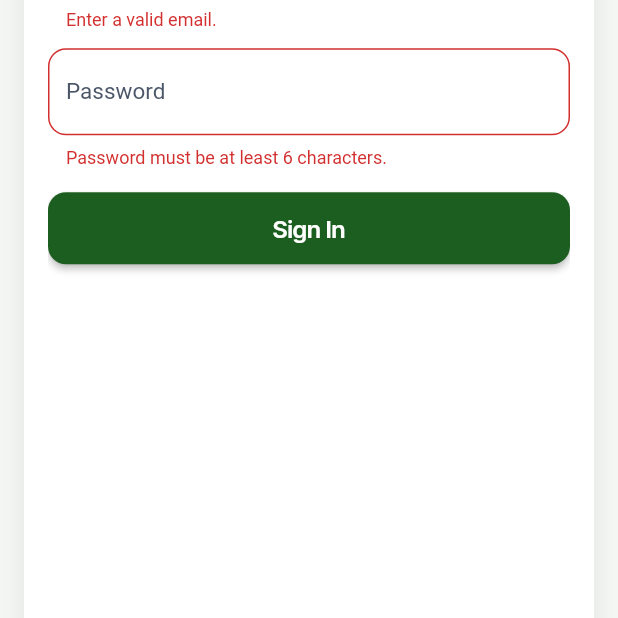
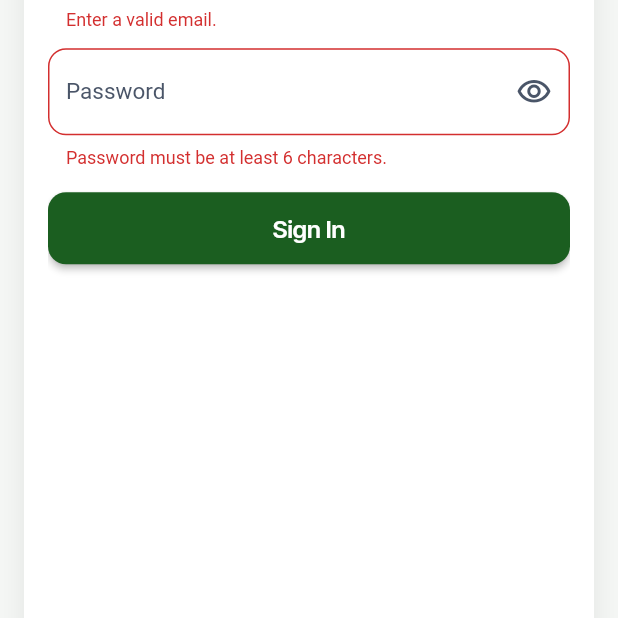
Before and after one commit to muzikology/check-and-see-app, a Flutter app: the screen it shows after launch, after a tap on "Sign In", on a phone screen of 412 x 824 dp, the part 386-1004 px from its top. Run offline on Flutter 3.47's test engine with Material 3 defaults, Android fonts, the phone set to English and light mode, and no system bars; drawn by our look-alikes of auto_size_text; our stand-ins replace cloud_firestore, equatable, firebase_auth, firebase_core, font_awesome_flutter, from_css_color and 11 more; missing offline and left inert: google_mlkit_barcode_scanning, google_mlkit_text_recognition, mime_type; accounts and stored records are empty.

Commit message:
Fix signup input visibility and add password show/hide

```diff
--- a/lib/auth_page/auth_page_widget.dart
+++ b/lib/auth_page/auth_page_widget.dart
@@ -32,6 +32,8 @@ class _AuthPageWidgetState extends State<AuthPageWidget>
   String _skinType = 'Combination';
   String _dietType = 'Regular';
   String _goal = 'General Health';
+  bool _showSignInPassword = false;
+  bool _showSignUpPassword = false;
   bool _saving = false;
 
   @override
@@ -51,9 +53,15 @@ class _AuthPageWidgetState extends State<AuthPageWidget>
     super.dispose();
   }
 
-  InputDecoration _fieldDecoration(String label) => InputDecoration(
+  InputDecoration _fieldDecoration(
+    String label, {
+    Widget? suffixIcon,
+  }) => InputDecoration(
         labelText: label,
-      labelStyle: const TextStyle(color: Color(0xFF4A5568)),
+        labelStyle: const TextStyle(color: Color(0xFF4A5568)),
+        floatingLabelStyle: const TextStyle(color: Color(0xFF1B5E20)),
+        hintStyle: const TextStyle(color: Color(0xFF6B7280)),
+        suffixIcon: suffixIcon,
         filled: true,
         fillColor: Colors.white,
         border: OutlineInputBorder(
@@ -240,11 +248,24 @@ class _AuthPageWidgetState extends State<AuthPageWidget>
                                 const SizedBox(height: 12),
                                 TextFormField(
                                   controller: _signInPasswordController,
-                                  decoration: _fieldDecoration('Password'),
+                                  decoration: _fieldDecoration(
+                                    'Password',
+                                    suffixIcon: IconButton(
+                                      icon: Icon(
+                                        _showSignInPassword
+                                            ? Icons.visibility_off_outlined
+                                            : Icons.visibility_outlined,
+                                        color: const Color(0xFF4A5568),
+                                      ),
+                                      onPressed: () => safeSetState(
+                                        () => _showSignInPassword = !_showSignInPassword,
+                                      ),
+                                    ),
+                                  ),
                                   style: _inputTextStyle,
                                   cursorColor: const Color(0xFF1B5E20),
                                   obscuringCharacter: '•',
-                                  obscureText: true,
+                                  obscureText: !_showSignInPassword,
                                   validator: (value) =>
                                       (value == null || value.length < 6)
                                           ? 'Password must be at least 6 characters.'
@@ -306,11 +327,24 @@ class _AuthPageWidgetState extends State<AuthPageWidget>
                                 const SizedBox(height: 10),
                                 TextFormField(
                                   controller: _signUpPasswordController,
-                                  decoration: _fieldDecoration('Password'),
+                                  decoration: _fieldDecoration(
+                                    'Password',
+                                    suffixIcon: IconButton(
+                                      icon: Icon(
+                                        _showSignUpPassword
+                                            ? Icons.visibility_off_outlined
+                                            : Icons.visibility_outlined,
+                                        color: const Color(0xFF4A5568),
+                                      ),
+                                      onPressed: () => safeSetState(
+                                        () => _showSignUpPassword = !_showSignUpPassword,
+                                      ),
+                                    ),
+                                  ),
                                   style: _inputTextStyle,
                                   cursorColor: const Color(0xFF1B5E20),
                                   obscuringCharacter: '•',
-                                  obscureText: true,
+                                  obscureText: !_showSignUpPassword,
                                   validator: (value) =>
                                       (value == null || value.length < 6)
                                           ? 'Password must be at least 6 characters.'
```
